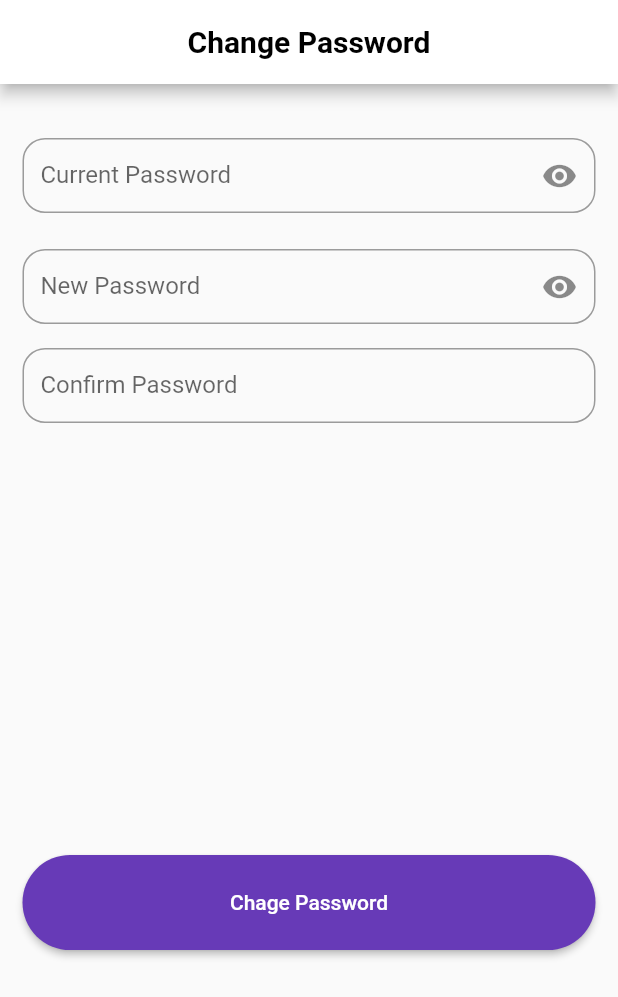
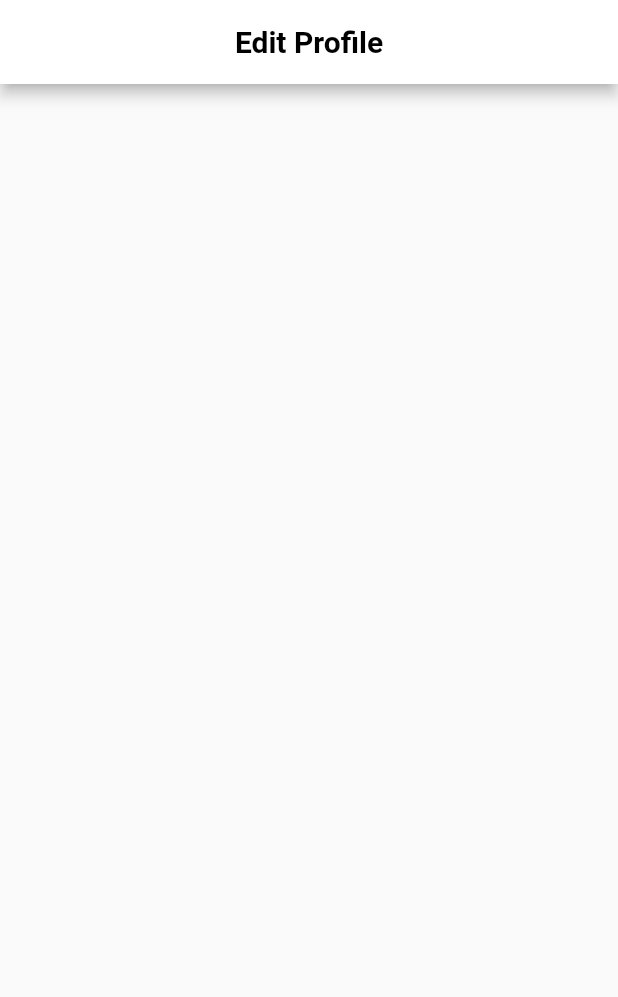
Before and after one commit to KrunalLunagariya/Attendence_manager, a Flutter app: the EmployeeProfilePage screen opened directly, after a tap on the "edit" icon, on a phone screen of 412 x 824 dp. Shown: the top 997 px of the screen. Run offline on Flutter 3.47's test engine with Material 2 defaults, Android fonts, the phone set to English and light mode, and no system bars; our stand-ins replace curved_navigation_bar, dio, flutter_bloc, flutter_easyloading, flutter_svg, slide_to_act.

Commit message:
Create all string file

```diff
--- a/lib/app_manage.dart
+++ b/lib/app_manage.dart
@@ -11,12 +11,6 @@ class AppColor {
   static Color deepPurple = Colors.deepPurple;
   static Color deepPurpleAccent = Colors.deepPurpleAccent;
 }
-
-
-// class AppString{
-//   static Text labelText = labelText:'New Password';
-// }
-
 
 class AppTextStyle {
   static TextStyle simplefont19 = const TextStyle(fontSize: 19);
--- a/lib/screen/employee_Profile_page.dart
+++ b/lib/screen/employee_Profile_page.dart
@@ -1,6 +1,7 @@
 // ignore_for_file: file_names
 import 'package:AttendanceSystem/app_manage.dart';
 import 'package:flutter/material.dart';
+import '../all_string.dart';
 import 'employee_change_password_page.dart';
 import 'employee_leave_history_page.dart';
 import 'employee_profile_attendancereport_page.dart';
@@ -16,7 +17,7 @@ class EmployeeProfilePage extends StatelessWidget {
         appBar: AppBar(
           centerTitle: true,
           backgroundColor: Colors.white,
-          title: Text("My Profile",
+          title: Text(AppbarTitleString.myProfile,
             style: AppTextStyle.blackBoldfont,
           ),
         ),
@@ -28,7 +29,7 @@ class EmployeeProfilePage extends StatelessWidget {
           const ProfilePic(),
           const SizedBox(height: 20),
           ProfileMenu(
-            text: "Attendance Reports",
+            text: ProfileMenuString.attendanceReports,
             press: () {
               Navigator.push(
                 context,
@@ -44,7 +45,7 @@ class EmployeeProfilePage extends StatelessWidget {
               ),
           ),
           ProfileMenu(
-            text: "Leave Request",
+            text: ProfileMenuString.leaveRequest,
             press: () {
               Navigator.push(
                 context,
@@ -60,7 +61,7 @@ class EmployeeProfilePage extends StatelessWidget {
             ),
           ),
           ProfileMenu(
-            text: "Holiday list",
+            text: ProfileMenuString.holidayList,
             press: () {},
           ),
            Padding(
@@ -71,7 +72,7 @@ class EmployeeProfilePage extends StatelessWidget {
             ),
           ),
           ProfileMenu(
-            text: "Salary",
+            text: ProfileMenuString.salary,
             press: () {},
           ),
            Padding(
@@ -82,7 +83,7 @@ class EmployeeProfilePage extends StatelessWidget {
             ),
           ),
           ProfileMenu(
-            text: "Change Password",
+            text: ProfileMenuString.changePassword,
             press: () {
               Navigator.push(
                 context,
@@ -98,7 +99,7 @@ class EmployeeProfilePage extends StatelessWidget {
             ),
           ),
           ProfileMenu(
-            text: "Sign out",
+            text: ProfileMenuString.singOut,
             press: () {},
           ),
            Padding(
--- a/lib/screen/employee_change_password_page.dart
+++ b/lib/screen/employee_change_password_page.dart
@@ -1,5 +1,6 @@
 import 'package:AttendanceSystem/app_manage.dart';
 import 'package:flutter/material.dart';
+import '../all_string.dart';
 
 class ChangePasswordPage extends StatefulWidget {
   const ChangePasswordPage({super.key});
@@ -20,8 +21,8 @@ class ChangePassword extends State<ChangePasswordPage> {
       appBar: AppBar(
         centerTitle: true,
         backgroundColor: Colors.white,
-        title: Text("Change Password",
-          style: AppTextStyle.blackBoldfont
+        title: Text(AppbarTitleString.changePassword,
+            style: AppTextStyle.blackBoldfont
         ),
       ),
       body: SingleChildScrollView(
@@ -46,7 +47,7 @@ class ChangePassword extends State<ChangePasswordPage> {
                           ? Icons.visibility_off
                           : Icons.visibility),
                     ),
-                    labelText: 'Current Password',
+                    labelText: LocalisationString.lblCurrentPassword,
                   ),
                   obscureText: _obscureText,
                 ),
@@ -70,7 +71,7 @@ class ChangePassword extends State<ChangePasswordPage> {
                           ? Icons.visibility_off
                           : Icons.visibility),
                     ),
-                    labelText: 'New Password',
+                    labelText: LocalisationString.lblNewPassword,
                   ),
                   obscureText: _obscureText,
                 ),
@@ -85,7 +86,7 @@ class ChangePassword extends State<ChangePasswordPage> {
                     border: OutlineInputBorder(
                       borderRadius: BorderRadius.circular(15),
                     ),
-                    labelText: 'Confirm Password',
+                    labelText: LocalisationString.lblConfirmPassword,
                   ),
                 ),
               ),
@@ -100,7 +101,7 @@ class ChangePassword extends State<ChangePasswordPage> {
                 shape: const StadiumBorder(),
                 color: AppColor.deepPurple,
                 textColor: AppColor.white,
-                child:const Text('Chage Password'),
+                child: Text(ButtonString.changePassword),
               ),
             ),
           ],
--- a/lib/screen/employee_edit_profile.dart
+++ b/lib/screen/employee_edit_profile.dart
@@ -1,3 +1,4 @@
+import 'package:AttendanceSystem/all_string.dart';
 import 'package:AttendanceSystem/app_manage.dart';
 import 'package:flutter/material.dart';
 
@@ -8,7 +9,6 @@ class EditProfilePage extends StatefulWidget {
   EditProfile createState() => EditProfile();
 }
 class EditProfile extends State<EditProfilePage> {
-  bool _obscureText = false;
   double screenHeight = 0;
   double screenWidth = 0;
 
@@ -20,95 +20,12 @@ class EditProfile extends State<EditProfilePage> {
       appBar: AppBar(
         centerTitle: true,
         backgroundColor: Colors.white,
-        title: Text("Change Password",
-          // style: TextStyle(
-          //     color: Colors.black,
-          //     fontWeight: FontWeight.bold
-          // ),
+        title: Text(AppbarTitleString.editProfile,
           style: AppTextStyle.blackBoldfont
         ),
       ),
-      body: SingleChildScrollView(
-        padding: const EdgeInsets.symmetric(vertical: 20),
-        child: Column(
-          children: [
-            Padding(
-              padding: const EdgeInsets.symmetric(horizontal: 15, vertical: 16),
-              child: SizedBox(
-                height: 50,
-                child: TextField(
-                  decoration: InputDecoration(
-                    border: OutlineInputBorder(
-                      borderRadius: BorderRadius.circular(15),
-                    ),
-                    suffixIcon: GestureDetector(onTap: (){
-                      setState(() {
-                        _obscureText = !_obscureText;
-                      });
-                    },
-                      child: Icon(_obscureText
-                          ? Icons.visibility_off
-                          : Icons.visibility),
-                    ),
-                    labelText: 'Current Password',
-                  ),
-                  obscureText: _obscureText,
-                ),
-              ),
-            ),
-            Padding(
-              padding: const EdgeInsets.symmetric(horizontal: 15, vertical: 8),
-              child: SizedBox(
-                height: 50,
-                child: TextField(
-                  decoration: InputDecoration(
-                    border: OutlineInputBorder(
-                      borderRadius: BorderRadius.circular(15),
-                    ),
-                    suffixIcon: GestureDetector(onTap: (){
-                      setState(() {
-                        _obscureText = !_obscureText;
-                      });
-                    },
-                      child: Icon(_obscureText
-                          ? Icons.visibility_off
-                          : Icons.visibility),
-                    ),
-                    labelText: 'New Password',
-                  ),
-                  obscureText: _obscureText,
-                ),
-              ),
-            ),
-            Padding(
-              padding: const EdgeInsets.symmetric(horizontal: 15, vertical: 8),
-              child: SizedBox(
-                height: 50,
-                child: TextField(
-                  decoration: InputDecoration(
-                    border: OutlineInputBorder(
-                      borderRadius: BorderRadius.circular(15),
-                    ),
-                    labelText: 'Confirm Password',
-                  ),
-                ),
-              ),
-            ),
-            Padding(
-              padding: const EdgeInsets.symmetric(horizontal: 15, vertical: 280),
-              child: MaterialButton(
-                minWidth: screenWidth/1, // <-- Your width
-                height: screenHeight/13,
-                onPressed: (){
-                },
-                shape: const StadiumBorder(),
-                color: Colors.deepPurple,
-                textColor: Colors.white,
-                child:const Text('Chage Password'),
-              ),
-            ),
-          ],
-        ),
+      body: const SingleChildScrollView(
+
       ),
     );
   }
--- a/lib/screen/employee_profile_attendancereport_page.dart
+++ b/lib/screen/employee_profile_attendancereport_page.dart
@@ -3,6 +3,8 @@
 import 'package:AttendanceSystem/app_manage.dart';
 import 'package:flutter/material.dart';
 import 'package:intl/intl.dart';
+
+import '../all_string.dart';
 
 class EmployeeReportPage extends StatefulWidget {
   const EmployeeReportPage({Key? key}) : super(key: key);
@@ -51,7 +53,7 @@ class Attendance extends State<EmployeeReportPage>{
     return Scaffold(
         appBar: AppBar(
           backgroundColor: Colors.white,
-          title: Text('Report ',
+          title: Text(AppbarTitleString.report,
             style: TextStyle(
                 color: AppColor.black
             ),),
@@ -84,7 +86,7 @@ class Attendance extends State<EmployeeReportPage>{
                              Text.rich(
                               TextSpan(
                                 children: <TextSpan>[
-                                  TextSpan(text: 'employee name',
+                                  TextSpan(text: TextString.employeeName,
                                       style: AppTextStyle.boldfont20
                                   ),
                                 ],
--- a/lib/screen/employee_punch_page.dart
+++ b/lib/screen/employee_punch_page.dart
@@ -2,6 +2,8 @@ import 'package:AttendanceSystem/app_manage.dart';
 import 'package:flutter/material.dart';
 import 'package:intl/intl.dart';
 import 'package:slide_to_act/slide_to_act.dart';
+
+import '../all_string.dart';
 
 class EmployeePunchPage extends StatefulWidget {
   const EmployeePunchPage({Key? key}) : super(key: key);
@@ -25,7 +27,7 @@ class Attendance extends State<EmployeePunchPage>{
       appBar: AppBar(
         backgroundColor: AppColor.white,
         centerTitle: true,
-        title: Text('Krunal Patel',
+        title: Text(AppbarTitleString.employeeName,
         style: TextStyle(
             color: AppColor.black
         ),),
@@ -126,7 +128,7 @@ class Attendance extends State<EmployeePunchPage>{
                 builder: (context) {
                   final GlobalKey<SlideActionState> key = GlobalKey();
                   return SlideAction(
-                    text: "Check In",
+                    text: SlideButtonString.checkIn,
                     textStyle: TextStyle(
                       color: AppColor.white,
                       fontSize: screenWidth / 20,
--- a/lib/screen/employee_report_page.dart
+++ b/lib/screen/employee_report_page.dart
@@ -3,6 +3,8 @@
 import 'package:AttendanceSystem/app_manage.dart';
 import 'package:flutter/material.dart';
 import 'package:intl/intl.dart';
+
+import '../all_string.dart';
 
 class EmployeeReportPage extends StatefulWidget {
   const EmployeeReportPage({Key? key}) : super(key: key);
@@ -50,7 +52,7 @@ class Attendance extends State<EmployeeReportPage>{
     return Scaffold(
         appBar: AppBar(
           backgroundColor: Colors.white,
-          title:  Text('Report ',
+          title:  Text(AppbarTitleString.report,
             style: TextStyle(
                 color: AppColor.black
             ),),
--- a/lib/screen/login_page.dart
+++ b/lib/screen/login_page.dart
@@ -4,6 +4,7 @@ import 'package:flutter/gestures.dart';
 import 'package:flutter/material.dart';
 import 'package:flutter_easyloading/flutter_easyloading.dart';
 import '../app_manage.dart';
+import '../all_string.dart';
 import 'home_screen.dart';
 import 'register_page.dart';
 import '../routs.dart';
@@ -102,7 +103,7 @@ class Loginpage extends State<Home> {
               ),
               const SizedBox(height: 10),
                Text(
-                'Welcome back you\'ve been missed!',
+                LocalisationString.lblLoginWelcomeMessage,
                 style: AppTextStyle.blackfont16,
               ),
               const SizedBox(height: 10),
--- a/lib/screen/register_page.dart
+++ b/lib/screen/register_page.dart
@@ -1,5 +1,6 @@
 // ignore_for_file: use_build_context_synchronously, avoid_print, must_be_immutable
 import 'package:AttendanceSystem/app_manage.dart';
+import 'package:AttendanceSystem/utils/utils.dart';
 import 'package:flutter/gestures.dart';
 import 'package:flutter/material.dart';
 import 'package:AttendanceSystem/api_manager.dart';
@@ -31,9 +32,7 @@ class RegsiterPage extends StatelessWidget {
        // ScaffoldMessenger.of(context).showSnackBar(snackBar);
      } else {
        EasyLoading.dismiss();
-       ScaffoldMessenger.of(context).showSnackBar(const SnackBar(
-         content: Text('Register Not Succesfull!'),
-       ));
+      showSnackBar(context: context, message: 'Register Not Succesfull!');
      }
      print(response);
      // service.apiCallLogin(
```
Also changed, not shown: lib/all_string.dart (added, +59 -0 lines), lib/screen/employee_leave_history_page.dart (+4 -3 lines), lib/screen/employee_leave_page.dart (+13 -11 lines), lib/screen/search_list_data.dart (deleted, +0 -123 lines), lib/utils/utils.dart (added, +9 -0 lines).
